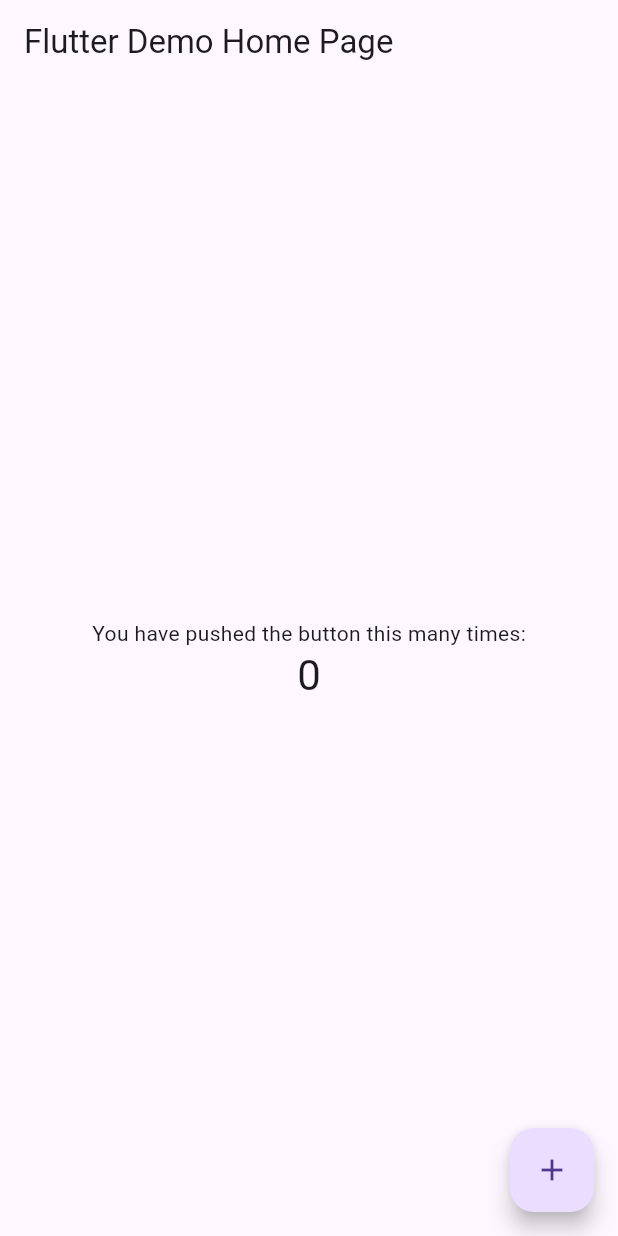
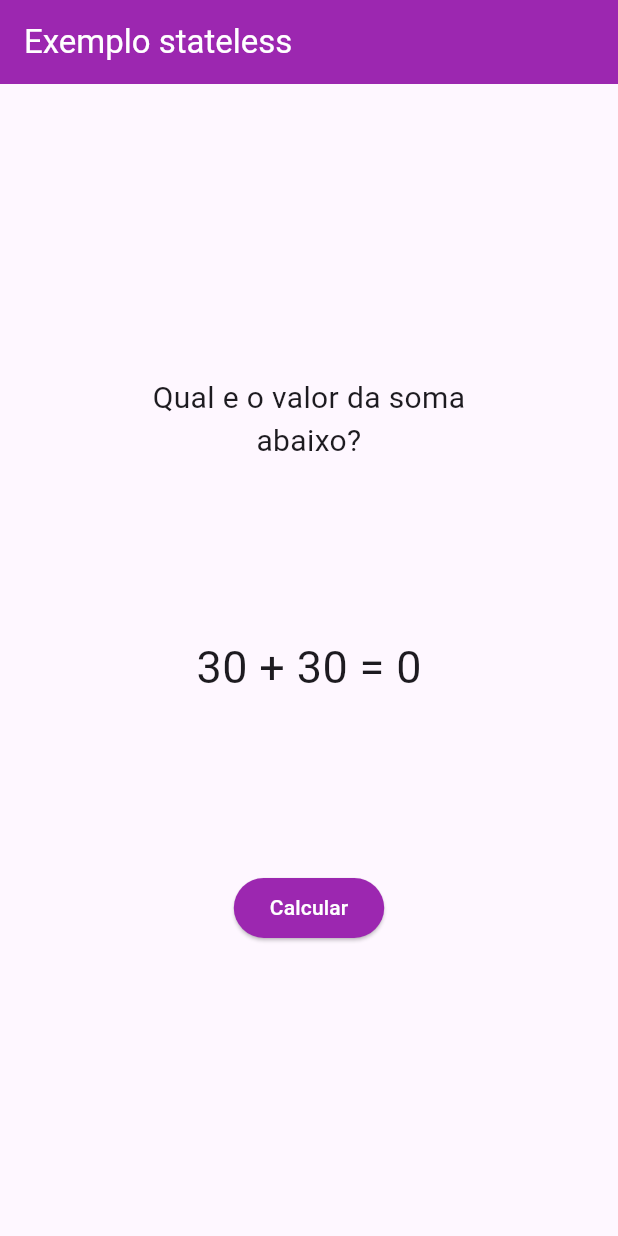
Before and after one commit to Diego-Dessoti/calculator_statefull, a Flutter app: the screen it shows after launch, on a phone screen of 412 x 824 dp. Run offline on Flutter 3.47's test engine with Material 3 defaults, Android fonts, the light colour scheme and no system bars.

Commit message:
project is running!

```diff
--- a/lib/main.dart
+++ b/lib/main.dart
@@ -1,115 +1,51 @@
 import 'package:flutter/material.dart';
 
 void main() {
-  runApp(const MyApp());
+  runApp(MaterialApp(
+    debugShowCheckedModeBanner: false,
+    home: Home(),
+  ));
 }
 
-class MyApp extends StatelessWidget {
-  const MyApp({super.key});
+class Home extends StatelessWidget {
+  const Home({super.key});
 
-  // This widget is the root of your application.
   @override
   Widget build(BuildContext context) {
-    return MaterialApp(
-      title: 'Flutter Demo',
-      theme: ThemeData(
-        // This is the theme of your application.
-        //
-        // Try running your application with "flutter run". You'll see the
-        // application has a blue toolbar. Then, without quitting the app, try
-        // changing the primarySwatch below to Colors.green and then invoke
-        // "hot reload" (press "r" in the console where you ran "flutter run",
-        // or simply save your changes to "hot reload" in a Flutter IDE).
-        // Notice that the counter didn't reset back to zero; the application
-        // is not restarted.
-        primarySwatch: Colors.blue,
+    String total = "0";
+
+    return Scaffold(
+      appBar: AppBar(
+        title: const Text(
+          'Exemplo stateless',
+          style: TextStyle(color: Colors.white),
+        ),
+        backgroundColor: Colors.purple,
       ),
-      home: const MyHomePage(title: 'Flutter Demo Home Page'),
+      body: Center(
+        child: Padding(
+          padding: const EdgeInsets.all(80),
+          child: Column(
+              mainAxisAlignment: MainAxisAlignment.spaceEvenly,
+              children: [
+                const Text(
+                  "Qual e o valor da soma abaixo?",
+                  textAlign: TextAlign.center,
+                  style: TextStyle(fontSize: 20),
+                ),
+                const Text(
+                  "30 + 30 = $total",
+                  style: TextStyle(fontSize: 30),
+                ),
+                ElevatedButton(
+                    style: ElevatedButton.styleFrom(
+                        foregroundColor: Colors.white,
+                        backgroundColor: Colors.purple),
+                    onPressed: () => {print('Clicou no botao')},
+                    child: const Text("Calcular"))
+              ]),
+        ),
+      ),
     );
   }
 }
-
-class MyHomePage extends StatefulWidget {
-  const MyHomePage({super.key, required this.title});
-
-  // This widget is the home page of your application. It is stateful, meaning
-  // that it has a State object (defined below) that contains fields that affect
-  // how it looks.
-
-  // This class is the configuration for the state. It holds the values (in this
-  // case the title) provided by the parent (in this case the App widget) and
-  // used by the build method of the State. Fields in a Widget subclass are
-  // always marked "final".
-
-  final String title;
-
-  @override
-  State<MyHomePage> createState() => _MyHomePageState();
-}
-
-class _MyHomePageState extends State<MyHomePage> {
-  int _counter = 0;
-
-  void _incrementCounter() {
-    setState(() {
-      // This call to setState tells the Flutter framework that something has
-      // changed in this State, which causes it to rerun the build method below
-      // so that the display can reflect the updated values. If we changed
-      // _counter without calling setState(), then the build method would not be
-      // called again, and so nothing would appear to happen.
-      _counter++;
-    });
-  }
-
-  @override
-  Widget build(BuildContext context) {
-    // This method is rerun every time setState is called, for instance as done
-    // by the _incrementCounter method above.
-    //
-    // The Flutter framework has been optimized to make rerunning build methods
-    // fast, so that you can just rebuild anything that needs updating rather
-    // than having to individually change instances of widgets.
-    return Scaffold(
-      appBar: AppBar(
-        // Here we take the value from the MyHomePage object that was created by
-        // the App.build method, and use it to set our appbar title.
-        title: Text(widget.title),
-      ),
-      body: Center(
-        // Center is a layout widget. It takes a single child and positions it
-        // in the middle of the parent.
-        child: Column(
-          // Column is also a layout widget. It takes a list of children and
-          // arranges them vertically. By default, it sizes itself to fit its
-          // children horizontally, and tries to be as tall as its parent.
-          //
-          // Invoke "debug painting" (press "p" in the console, choose the
-          // "Toggle Debug Paint" action from the Flutter Inspector in Android
-          // Studio, or the "Toggle Debug Paint" command in Visual Studio Code)
-          // to see the wireframe for each widget.
-          //
-          // Column has various properties to control how it sizes itself and
-          // how it positions its children. Here we use mainAxisAlignment to
-          // center the children vertically; the main axis here is the vertical
-          // axis because Columns are vertical (the cross axis would be
-          // horizontal).
-          mainAxisAlignment: MainAxisAlignment.center,
-          children: <Widget>[
-            const Text(
-              'You have pushed the button this many times:',
-            ),
-            Text(
-              '$_counter',
-              style: Theme.of(context).textTheme.headline4,
-            ),
-          ],
-        ),
-      ),
-      floatingActionButton: FloatingActionButton(
-        onPressed: _incrementCounter,
-        tooltip: 'Increment',
-        child: const Icon(Icons.add),
-      ), // This trailing comma makes auto-formatting nicer for build methods.
-    );
-  }
-}
```
Also changed, not shown: pubspec.lock, 11 other files.
